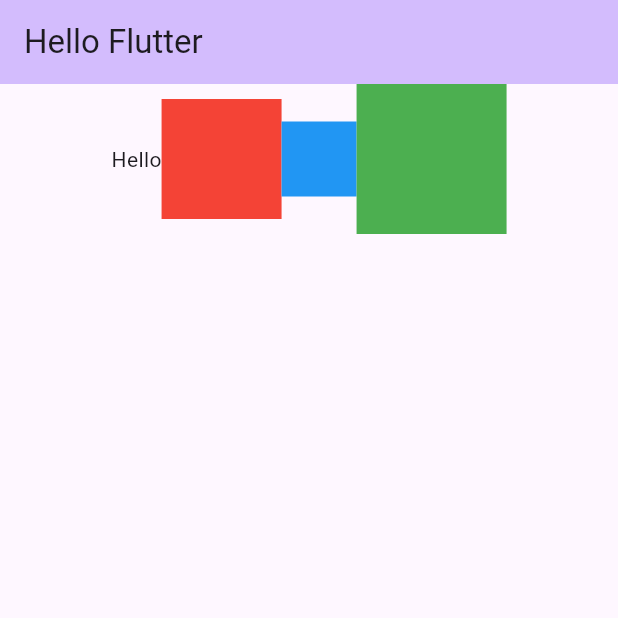
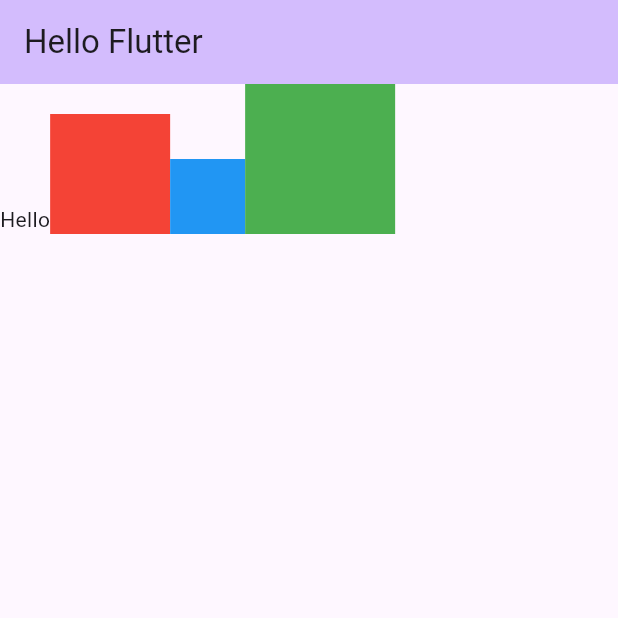
Before and after one commit to AhmetEminSaglik/flutter-learn-Kasim-Adalan, a Flutter app: the screen it shows after launch, on a phone screen of 412 x 824 dp, the top half of it. Run offline on Flutter 3.47's test engine with Material 2 defaults, Android fonts, the phone set to English and light mode, and no system bars.

Commit message:
CrosswwAxisAlignment learned

```diff
--- a/lib/main.dart
+++ b/lib/main.dart
@@ -48,6 +48,16 @@ class _MyHomePageState extends State<MyHomePage> {
       ),
       body:
       Row(
+         crossAxisAlignment: CrossAxisAlignment.end,
+        children: [
+          Text("Hello"),
+          Container(width: 80,height: 80,color : Colors.red),
+          Container(width: 50,height: 50,color : Colors.blue),
+          Container(width: 100,height: 100,color : Colors.green),
+
+        ],
+      ),
+   /*   Row(
         mainAxisAlignment: MainAxisAlignment.center,
         children: [
           Text("Hello"),
@@ -56,7 +66,7 @@ class _MyHomePageState extends State<MyHomePage> {
           Container(width: 100,height: 100,color : Colors.green),
 
         ],
-      ),/* Container(
+      ),*//* Container(
           margin: const EdgeInsets.all(10.0),
           padding: const EdgeInsets.only(left: 30.0, top: 10),
           width: 200,
```
Also changed, not shown: images/CrossAxisAlignment-Column.png (added), images/CrossAxisAlignment-Row.png (added).
